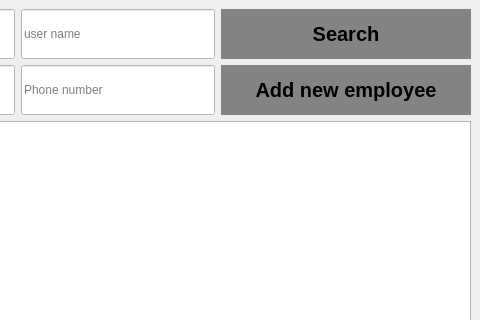
nasserahmed96/invoces_manager, file forms/employees_manager_GUI.ui: the form before one commit; both pictures show x 520 to 1000 and y 0 to 320 of the 1000 by 800 pixel window.
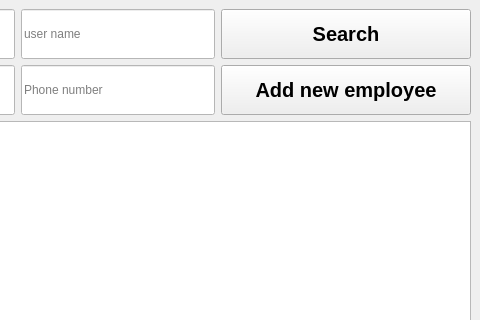
The form after the commit.

Commit message: Edited product manager to match the current pattern for managers, move managers to separate dir

Patch:
```diff
--- a/forms/employees_manager_GUI.ui
+++ b/forms/employees_manager_GUI.ui
@@ -36,21 +36,7 @@
   </property>
   <widget class="QWidget" name="centralwidget">
    <property name="styleSheet">
-    <string notr="true">QPushButton{
-  background-color: #838383;
-  border: none;
-  color: black;
-  text-align: center;
-  text-decoration: none;
-}
-QPushButton:hover{
-background-color: #585858;
-}
-QPushButton:pressed{
-background-color:rgb(54, 54, 54);
-}
-
-</string>
+    <string notr="true"/>
    </property>
    <layout class="QVBoxLayout" name="verticalLayout">
     <item>
@@ -159,7 +145,6 @@
         <property name="font">
          <font>
           <pointsize>15</pointsize>
-          <weight>75</weight>
           <bold>true</bold>
           <underline>false</underline>
           <strikeout>false</strikeout>
@@ -281,7 +266,6 @@
         <property name="font">
          <font>
           <pointsize>15</pointsize>
-          <weight>75</weight>
           <bold>true</bold>
           <underline>false</underline>
           <strikeout>false</strikeout>
```
Left out of the diff: 2 changed lines with no effect on the pictures. The commit also changes 24 other files.
